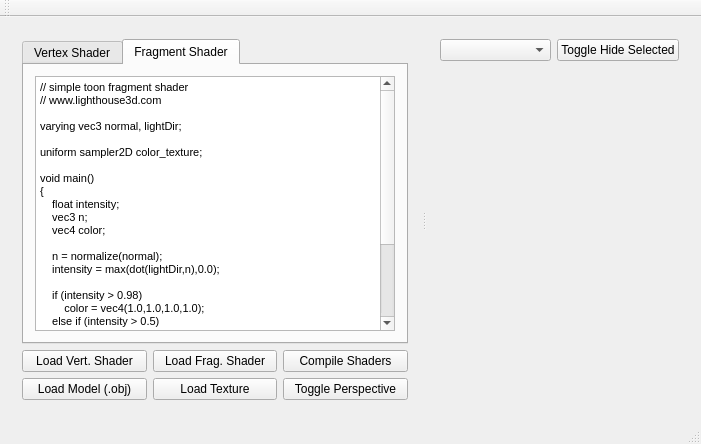
The window that programs/MonitoriaCG1/mainwindow.ui (RicardoBusta/mestrado-bustamante) describes before a commit, drawn with Qt 5.
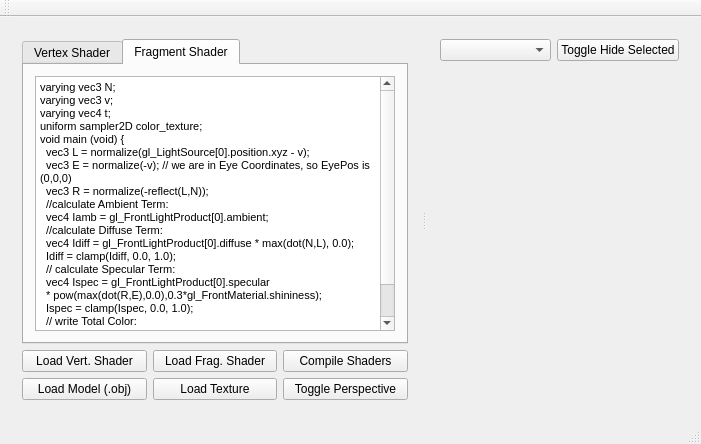
The same window after the commit. Custom widgets are drawn as their Qt base class.

Commit message: mudando shaders default

Patch:
```diff
--- a/programs/MonitoriaCG1/mainwindow.ui
+++ b/programs/MonitoriaCG1/mainwindow.ui
@@ -74,34 +74,26 @@
 &lt;html&gt;&lt;head&gt;&lt;meta name=&quot;qrichtext&quot; content=&quot;1&quot; /&gt;&lt;style type=&quot;text/css&quot;&gt;
 p, li { white-space: pre-wrap; }
 &lt;/style&gt;&lt;/head&gt;&lt;body style=&quot; font-family:'MS Shell Dlg 2'; font-size:8.25pt; font-weight:400; font-style:normal;&quot;&gt;
-&lt;p style=&quot; margin-top:0px; margin-bottom:0px; margin-left:0px; margin-right:0px; -qt-block-indent:0; text-indent:0px;&quot;&gt;// simple toon fragment shader&lt;/p&gt;
-&lt;p style=&quot; margin-top:0px; margin-bottom:0px; margin-left:0px; margin-right:0px; -qt-block-indent:0; text-indent:0px;&quot;&gt;// www.lighthouse3d.com&lt;/p&gt;
-&lt;p style=&quot;-qt-paragraph-type:empty; margin-top:0px; margin-bottom:0px; margin-left:0px; margin-right:0px; -qt-block-indent:0; text-indent:0px;&quot;&gt;&lt;br /&gt;&lt;/p&gt;
-&lt;p style=&quot; margin-top:0px; margin-bottom:0px; margin-left:0px; margin-right:0px; -qt-block-indent:0; text-indent:0px;&quot;&gt;varying vec3 normal, lightDir;&lt;/p&gt;
-&lt;p style=&quot;-qt-paragraph-type:empty; margin-top:0px; margin-bottom:0px; margin-left:0px; margin-right:0px; -qt-block-indent:0; text-indent:0px;&quot;&gt;&lt;br /&gt;&lt;/p&gt;
+&lt;p style=&quot; margin-top:0px; margin-bottom:0px; margin-left:0px; margin-right:0px; -qt-block-indent:0; text-indent:0px;&quot;&gt;varying vec3 N;&lt;/p&gt;
+&lt;p style=&quot; margin-top:0px; margin-bottom:0px; margin-left:0px; margin-right:0px; -qt-block-indent:0; text-indent:0px;&quot;&gt;varying vec3 v;&lt;/p&gt;
+&lt;p style=&quot; margin-top:0px; margin-bottom:0px; margin-left:0px; margin-right:0px; -qt-block-indent:0; text-indent:0px;&quot;&gt;varying vec4 t;&lt;/p&gt;
 &lt;p style=&quot; margin-top:0px; margin-bottom:0px; margin-left:0px; margin-right:0px; -qt-block-indent:0; text-indent:0px;&quot;&gt;uniform sampler2D color_texture;&lt;/p&gt;
-&lt;p style=&quot;-qt-paragraph-type:empty; margin-top:0px; margin-bottom:0px; margin-left:0px; margin-right:0px; -qt-block-indent:0; text-indent:0px;&quot;&gt;&lt;br /&gt;&lt;/p&gt;
-&lt;p style=&quot; margin-top:0px; margin-bottom:0px; margin-left:0px; margin-right:0px; -qt-block-indent:0; text-indent:0px;&quot;&gt;void main()&lt;/p&gt;
-&lt;p style=&quot; margin-top:0px; margin-bottom:0px; margin-left:0px; margin-right:0px; -qt-block-indent:0; text-indent:0px;&quot;&gt;{&lt;/p&gt;
-&lt;p style=&quot; margin-top:0px; margin-bottom:0px; margin-left:0px; margin-right:0px; -qt-block-indent:0; text-indent:0px;&quot;&gt;    float intensity;&lt;/p&gt;
-&lt;p style=&quot; margin-top:0px; margin-bottom:0px; margin-left:0px; margin-right:0px; -qt-block-indent:0; text-indent:0px;&quot;&gt;    vec3 n;&lt;/p&gt;
-&lt;p style=&quot; margin-top:0px; margin-bottom:0px; margin-left:0px; margin-right:0px; -qt-block-indent:0; text-indent:0px;&quot;&gt;    vec4 color;&lt;/p&gt;
-&lt;p style=&quot;-qt-paragraph-type:empty; margin-top:0px; margin-bottom:0px; margin-left:0px; margin-right:0px; -qt-block-indent:0; text-indent:0px;&quot;&gt;&lt;br /&gt;&lt;/p&gt;
-&lt;p style=&quot; margin-top:0px; margin-bottom:0px; margin-left:0px; margin-right:0px; -qt-block-indent:0; text-indent:0px;&quot;&gt;    n = normalize(normal);&lt;/p&gt;
-&lt;p style=&quot; margin-top:0px; margin-bottom:0px; margin-left:0px; margin-right:0px; -qt-block-indent:0; text-indent:0px;&quot;&gt;    intensity = max(dot(lightDir,n),0.0);&lt;/p&gt;
-&lt;p style=&quot;-qt-paragraph-type:empty; margin-top:0px; margin-bottom:0px; margin-left:0px; margin-right:0px; -qt-block-indent:0; text-indent:0px;&quot;&gt;&lt;br /&gt;&lt;/p&gt;
-&lt;p style=&quot; margin-top:0px; margin-bottom:0px; margin-left:0px; margin-right:0px; -qt-block-indent:0; text-indent:0px;&quot;&gt;    if (intensity &amp;gt; 0.98)&lt;/p&gt;
-&lt;p style=&quot; margin-top:0px; margin-bottom:0px; margin-left:0px; margin-right:0px; -qt-block-indent:0; text-indent:0px;&quot;&gt;        color = vec4(1.0,1.0,1.0,1.0);&lt;/p&gt;
-&lt;p style=&quot; margin-top:0px; margin-bottom:0px; margin-left:0px; margin-right:0px; -qt-block-indent:0; text-indent:0px;&quot;&gt;    else if (intensity &amp;gt; 0.5)&lt;/p&gt;
-&lt;p style=&quot; margin-top:0px; margin-bottom:0px; margin-left:0px; margin-right:0px; -qt-block-indent:0; text-indent:0px;&quot;&gt;        color = vec4(0.6,0.6,0.6,1.0);&lt;/p&gt;
-&lt;p style=&quot; margin-top:0px; margin-bottom:0px; margin-left:0px; margin-right:0px; -qt-block-indent:0; text-indent:0px;&quot;&gt;    else if (intensity &amp;gt; 0.25)&lt;/p&gt;
-&lt;p style=&quot; margin-top:0px; margin-bottom:0px; margin-left:0px; margin-right:0px; -qt-block-indent:0; text-indent:0px;&quot;&gt;        color = vec4(0.3,0.3,0.3,1.0);&lt;/p&gt;
-&lt;p style=&quot; margin-top:0px; margin-bottom:0px; margin-left:0px; margin-right:0px; -qt-block-indent:0; text-indent:0px;&quot;&gt;    else&lt;/p&gt;
-&lt;p style=&quot; margin-top:0px; margin-bottom:0px; margin-left:0px; margin-right:0px; -qt-block-indent:0; text-indent:0px;&quot;&gt;        color = vec4(0.1,0.1,0.1,1.0);&lt;/p&gt;
-&lt;p style=&quot; margin-top:0px; margin-bottom:0px; margin-left:0px; margin-right:0px; -qt-block-indent:0; text-indent:0px;&quot;&gt;    gl_FragColor = color * texture2D(color_texture,gl_TexCoord[0].st);&lt;/p&gt;
-&lt;p style=&quot;-qt-paragraph-type:empty; margin-top:0px; margin-bottom:0px; margin-left:0px; margin-right:0px; -qt-block-indent:0; text-indent:0px;&quot;&gt;&lt;br /&gt;&lt;/p&gt;
-&lt;p style=&quot; margin-top:0px; margin-bottom:0px; margin-left:0px; margin-right:0px; -qt-block-indent:0; text-indent:0px;&quot;&gt;}&lt;/p&gt;
-&lt;p style=&quot;-qt-paragraph-type:empty; margin-top:0px; margin-bottom:0px; margin-left:0px; margin-right:0px; -qt-block-indent:0; text-indent:0px;&quot;&gt;&lt;br /&gt;&lt;/p&gt;&lt;/body&gt;&lt;/html&gt;</string>
+&lt;p style=&quot; margin-top:0px; margin-bottom:0px; margin-left:0px; margin-right:0px; -qt-block-indent:0; text-indent:0px;&quot;&gt;void main (void) {&lt;/p&gt;
+&lt;p style=&quot; margin-top:0px; margin-bottom:0px; margin-left:0px; margin-right:0px; -qt-block-indent:0; text-indent:0px;&quot;&gt;  vec3 L = normalize(gl_LightSource[0].position.xyz - v);&lt;/p&gt;
+&lt;p style=&quot; margin-top:0px; margin-bottom:0px; margin-left:0px; margin-right:0px; -qt-block-indent:0; text-indent:0px;&quot;&gt;  vec3 E = normalize(-v); // we are in Eye Coordinates, so EyePos is (0,0,0)&lt;/p&gt;
+&lt;p style=&quot; margin-top:0px; margin-bottom:0px; margin-left:0px; margin-right:0px; -qt-block-indent:0; text-indent:0px;&quot;&gt;  vec3 R = normalize(-reflect(L,N));&lt;/p&gt;
+&lt;p style=&quot; margin-top:0px; margin-bottom:0px; margin-left:0px; margin-right:0px; -qt-block-indent:0; text-indent:0px;&quot;&gt;  //calculate Ambient Term:&lt;/p&gt;
+&lt;p style=&quot; margin-top:0px; margin-bottom:0px; margin-left:0px; margin-right:0px; -qt-block-indent:0; text-indent:0px;&quot;&gt;  vec4 Iamb = gl_FrontLightProduct[0].ambient;&lt;/p&gt;
+&lt;p style=&quot; margin-top:0px; margin-bottom:0px; margin-left:0px; margin-right:0px; -qt-block-indent:0; text-indent:0px;&quot;&gt;  //calculate Diffuse Term:&lt;/p&gt;
+&lt;p style=&quot; margin-top:0px; margin-bottom:0px; margin-left:0px; margin-right:0px; -qt-block-indent:0; text-indent:0px;&quot;&gt;  vec4 Idiff = gl_FrontLightProduct[0].diffuse * max(dot(N,L), 0.0);&lt;/p&gt;
+&lt;p style=&quot; margin-top:0px; margin-bottom:0px; margin-left:0px; margin-right:0px; -qt-block-indent:0; text-indent:0px;&quot;&gt;  Idiff = clamp(Idiff, 0.0, 1.0);&lt;/p&gt;
+&lt;p style=&quot; margin-top:0px; margin-bottom:0px; margin-left:0px; margin-right:0px; -qt-block-indent:0; text-indent:0px;&quot;&gt;  // calculate Specular Term:&lt;/p&gt;
+&lt;p style=&quot; margin-top:0px; margin-bottom:0px; margin-left:0px; margin-right:0px; -qt-block-indent:0; text-indent:0px;&quot;&gt;  vec4 Ispec = gl_FrontLightProduct[0].specular&lt;/p&gt;
+&lt;p style=&quot; margin-top:0px; margin-bottom:0px; margin-left:0px; margin-right:0px; -qt-block-indent:0; text-indent:0px;&quot;&gt;  * pow(max(dot(R,E),0.0),0.3*gl_FrontMaterial.shininess);&lt;/p&gt;
+&lt;p style=&quot; margin-top:0px; margin-bottom:0px; margin-left:0px; margin-right:0px; -qt-block-indent:0; text-indent:0px;&quot;&gt;  Ispec = clamp(Ispec, 0.0, 1.0);&lt;/p&gt;
+&lt;p style=&quot; margin-top:0px; margin-bottom:0px; margin-left:0px; margin-right:0px; -qt-block-indent:0; text-indent:0px;&quot;&gt;  // write Total Color:&lt;/p&gt;
+&lt;p style=&quot; margin-top:0px; margin-bottom:0px; margin-left:0px; margin-right:0px; -qt-block-indent:0; text-indent:0px;&quot;&gt;  gl_FragColor = ( gl_FrontLightModelProduct.sceneColor + Iamb + Idiff + Ispec) * texture2D(color_texture,t.st);&lt;/p&gt;
+&lt;p style=&quot; margin-top:0px; margin-bottom:0px; margin-left:0px; margin-right:0px; -qt-block-indent:0; text-indent:0px;&quot;&gt;};&lt;/p&gt;&lt;/body&gt;&lt;/html&gt;</string>
               </property>
              </widget>
             </item>
```
Left out of the diff: 20 changed lines with no effect on the pictures.
